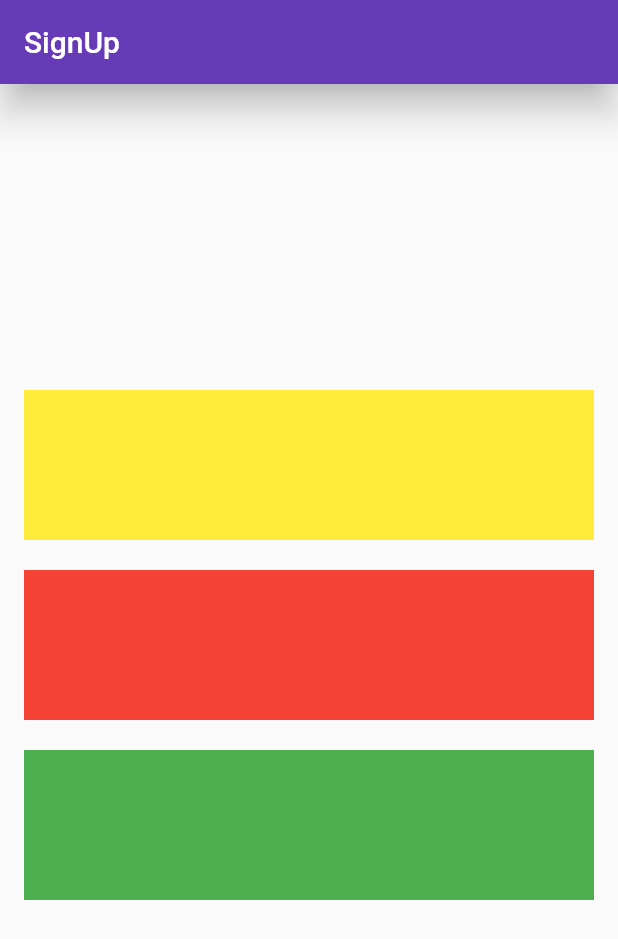
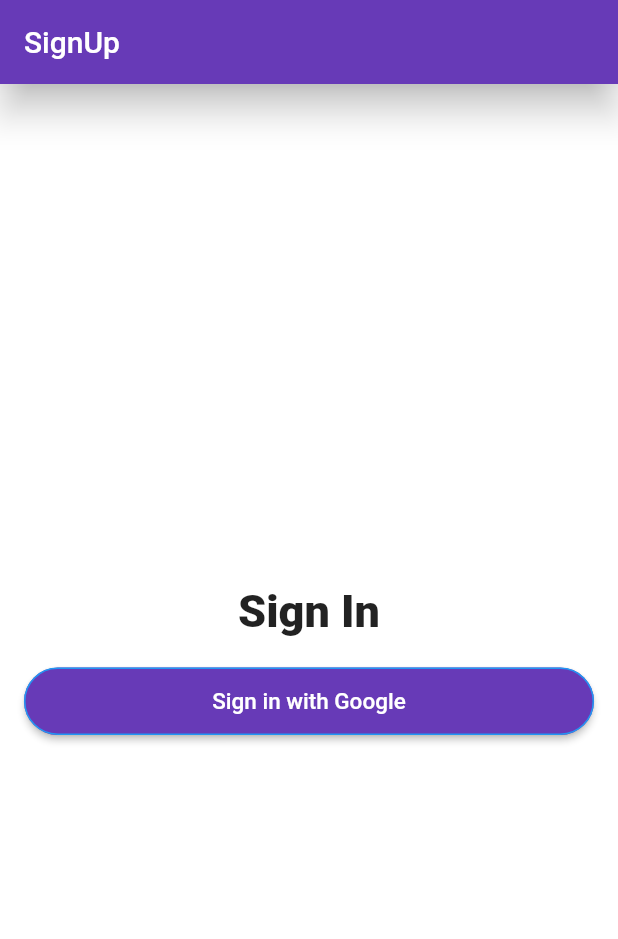
Before and after one commit to shardhayv/SignUpPageFlutter, a Flutter app: the screen it shows after launch, on a phone screen of 412 x 824 dp. Shown: the top 939 px of the screen. Run offline on Flutter 3.47's test engine with Material 2 defaults, Android fonts, the phone set to English and light mode, and no system bars.

Commit message:
ui for singin with google done

```diff
--- a/lib/app/sign_in/sign_in_page.dart
+++ b/lib/app/sign_in/sign_in_page.dart
@@ -11,6 +11,7 @@ class SignInPage extends StatelessWidget {
         elevation: 10.0,
       ),
       body: _buildContent(),
+      backgroundColor: Colors.white,
     );
   }
 
@@ -21,38 +22,44 @@ class SignInPage extends StatelessWidget {
         mainAxisAlignment: MainAxisAlignment.center,
         crossAxisAlignment: CrossAxisAlignment.stretch,
         children: <Widget>[
-          Container(
-            color: Colors.yellow,
-            child: const SizedBox(
-              // width: 200,
-              height: 100,
+          const Text(
+            'Sign In',
+            textAlign: TextAlign.center,
+            style: TextStyle(
+              fontSize: 30,
+              fontWeight: FontWeight.w900,
             ),
           ),
           const SizedBox(
             height: 20,
           ),
-          Container(
-            color: Colors.red,
-            child: const SizedBox(
-              // width: 200,
-              height: 100,
+          SizedBox(
+            height: 45,
+            child: ElevatedButton(
+              onPressed: _signInWithGoogle,
+              style: ButtonStyle(
+                shape: MaterialStateProperty.all<RoundedRectangleBorder>(
+                  RoundedRectangleBorder(
+                    borderRadius: BorderRadius.circular(100.0),
+                    side: const BorderSide(
+                      color: Colors.blue,
+                      width: 1.0,
+                    ),
+                  ),
+                ),
+              ),
+              child: const Text(
+                'Sign in with Google',
+                style: TextStyle(color: Colors.white, fontSize: 15.0),
+              ),
             ),
-          ),
-          const SizedBox(
-            height: 20,
-          ),
-          Container(
-            color: Colors.green,
-            child: const SizedBox(
-              // width: 200,
-              height: 100,
-            ),
-          ),
-          const SizedBox(
-            height: 20,
           ),
         ],
       ),
     );
   }
+
+  void _signInWithGoogle() {
+    // TODO: Auth with Google
+  }
 }
```
